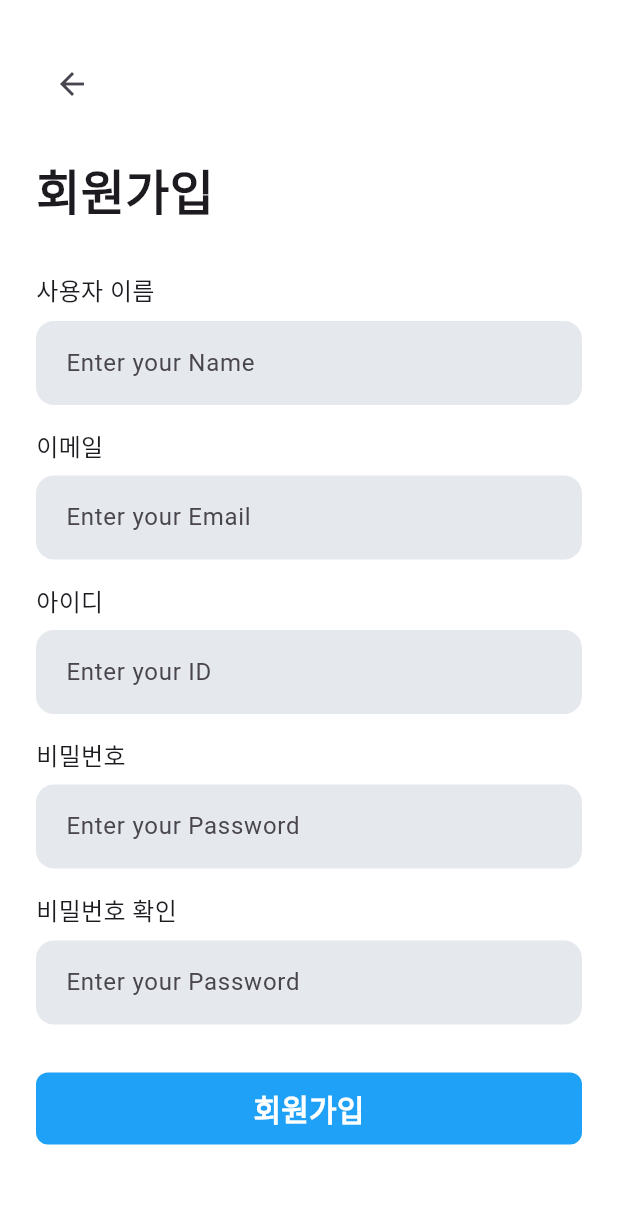
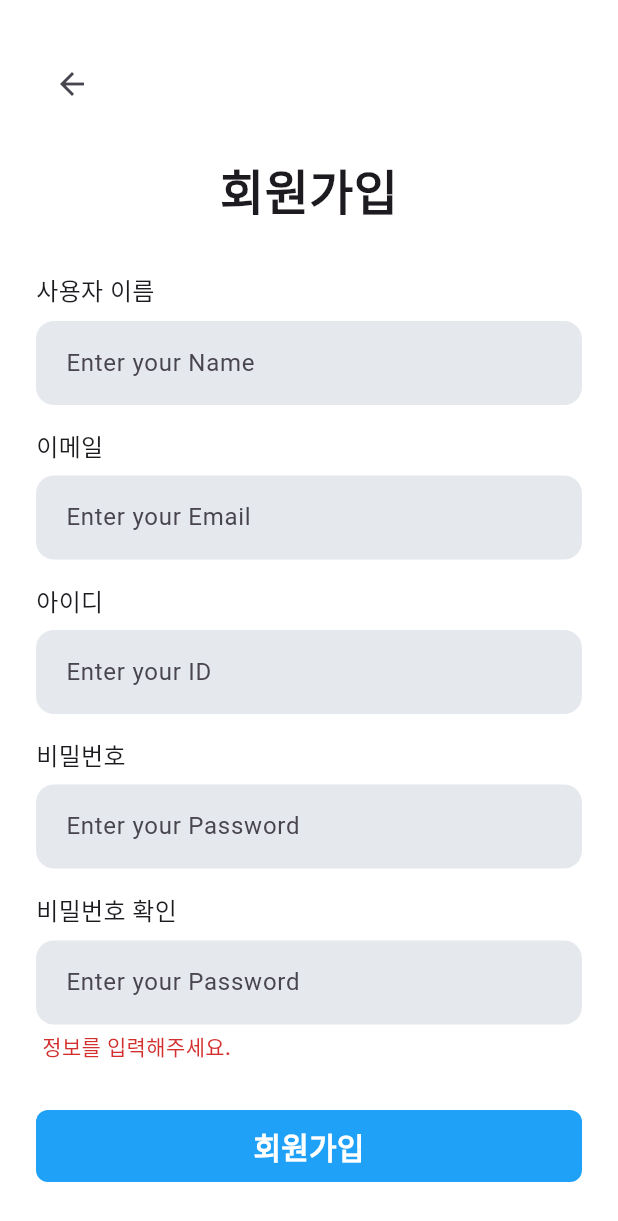
Before and after one commit to mi-noong/EUM_front, a Flutter app: the RegisterScreen screen opened directly, after a tap on "회원가입", on a phone screen of 412 x 824 dp. Shown: the top 1221 px of the screen. Run offline on Flutter 3.47's test engine with Material 3 defaults, Android fonts, the phone set to English and light mode, and no system bars.

Commit message:
Update RegisterScreen.dart

```diff
--- a/lib/RegisterScreen.dart
+++ b/lib/RegisterScreen.dart
@@ -20,39 +20,42 @@ class _RegisterScreenState extends State<RegisterScreen> {
   final TextEditingController _passwordController = TextEditingController();
   final TextEditingController _passwordConfirmController = TextEditingController();
 
-  Future<void> _register() async {
-    if (_passwordController.text != _passwordConfirmController.text) {
-      // TODO: 비밀번호 불일치 에러 메시지 표시
+  bool _passwordMismatch = false;
+  String? _inputError;
+
+  void _register() {
+    setState(() {
+      _passwordMismatch = false;
+      _inputError = null;
+    });
+    if (_nameController.text.isEmpty ||
+        _emailController.text.isEmpty ||
+        _idController.text.isEmpty ||
+        _passwordController.text.isEmpty ||
+        _passwordConfirmController.text.isEmpty) {
+      setState(() {
+        _inputError = '정보를 입력해주세요.';
+      });
       return;
     }
-
-    try {
-      final response = await http.post(
-        Uri.parse(registerUrl),
-        headers: {'Content-Type': 'application/json'},
-        body: jsonEncode({
-          'name': _nameController.text,
-          'email': _emailController.text,
-          'id': _idController.text,
-          'password': _passwordController.text,
-        }),
-      );
-
-      if (response.statusCode == 200) {
+    if (_passwordController.text != _passwordConfirmController.text) {
+      setState(() {
+        _passwordMismatch = true;
+      });
+      return;
+    }
+    // 비밀번호가 일치하면 바로 완료 페이지로 이동, 정보 전달
     Navigator.push(
       context,
       MaterialPageRoute(
-            builder: (context) => const RegisterSuccessScreen(),
+        builder: (context) => RegisterSuccessScreen(
+          name: _nameController.text,
+          email: _emailController.text,
+          id: _idController.text,
+          password: _passwordController.text,
+        ),
       ),
     );
-      } else {
-        // TODO: 회원가입 실패 에러 메시지 표시
-        print('회원가입 실패: ${response.body}');
-      }
-    } catch (e) {
-      print('회원가입 에러: $e');
-      // TODO: 에러 메시지 표시
-    }
   }
 
   @override
@@ -74,11 +77,13 @@ class _RegisterScreenState extends State<RegisterScreen> {
                 ),
                 const SizedBox(height: 24),
                 // 회원가입 제목
-                const Text(
+                const Center(
+                  child: Text(
                     '회원가입',
                     style: TextStyle(
                       fontSize: 32,
                       fontWeight: FontWeight.bold,
+                    ),
                   ),
                 ),
                 const SizedBox(height: 32),
@@ -95,7 +100,23 @@ class _RegisterScreenState extends State<RegisterScreen> {
                 _buildInputField('비밀번호', controller: _passwordController, isPassword: true, hint: 'Enter your Password'),
                 const SizedBox(height: 16),
                 // 비밀번호 확인
-                _buildInputField('비밀번호 확인', controller: _passwordConfirmController, isPassword: true, hint: 'Enter your Password'),
+                _buildInputField('비밀번호 확인', controller: _passwordConfirmController, isPassword: true, hint: 'Enter your Password', isError: _passwordMismatch),
+                if (_inputError != null)
+                  Padding(
+                    padding: const EdgeInsets.only(top: 4, left: 4),
+                    child: Text(
+                      _inputError!,
+                      style: TextStyle(color: Colors.red[700], fontSize: 14, fontWeight: FontWeight.w500),
+                    ),
+                  ),
+                if (_passwordMismatch)
+                  Padding(
+                    padding: const EdgeInsets.only(top: 4, left: 4),
+                    child: Text(
+                      '비밀번호가 일치하지 않습니다.',
+                      style: TextStyle(color: Colors.red[700], fontSize: 14, fontWeight: FontWeight.w500),
+                    ),
+                  ),
                 const SizedBox(height: 32),
                 // 회원가입 버튼
                 SizedBox(
@@ -129,7 +150,7 @@ class _RegisterScreenState extends State<RegisterScreen> {
     );
   }
 
-  Widget _buildInputField(String label, {bool isPassword = false, required TextEditingController controller, required String hint}) {
+  Widget _buildInputField(String label, {bool isPassword = false, required TextEditingController controller, required String hint, bool isError = false}) {
     return Column(
       crossAxisAlignment: CrossAxisAlignment.start,
       children: [
@@ -150,7 +171,7 @@ class _RegisterScreenState extends State<RegisterScreen> {
             fillColor: const Color(0xFFE5E8EC),
             border: OutlineInputBorder(
               borderRadius: BorderRadius.circular(12),
-              borderSide: BorderSide.none,
+              borderSide: isError ? BorderSide(color: Colors.red, width: 2) : BorderSide.none,
             ),
             contentPadding: const EdgeInsets.symmetric(
               horizontal: 16,
```
Lines whose indentation alone changed are shown as unchanged.
